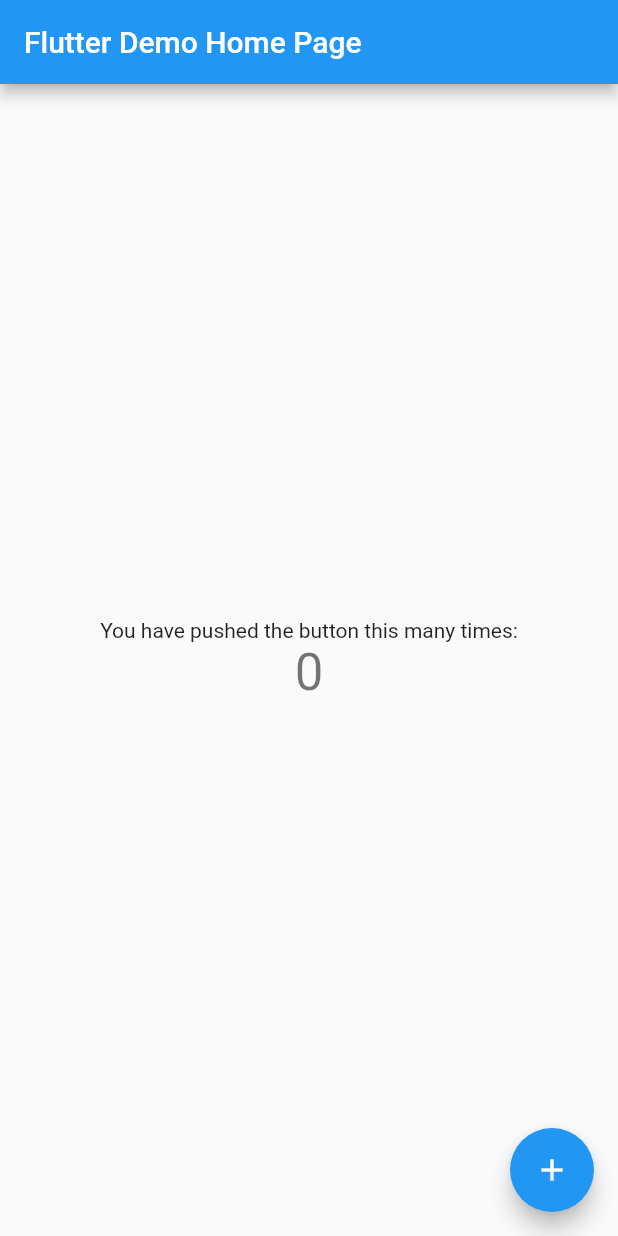
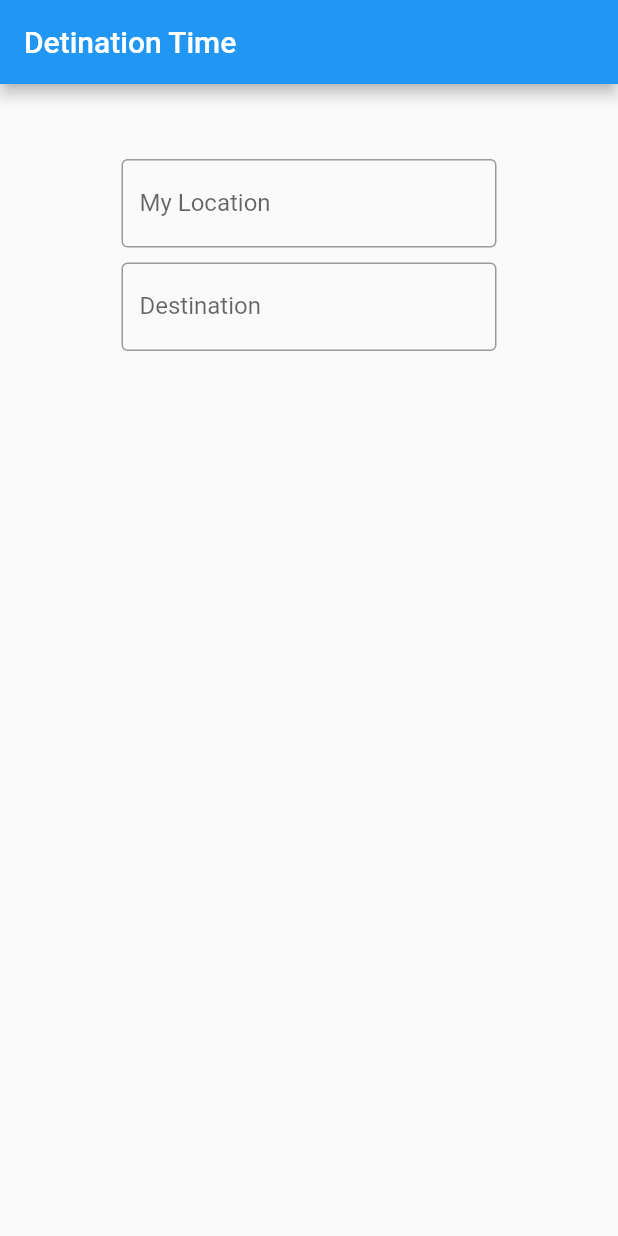
Before and after one commit to AndrewLiu0/train_stat, a Flutter app: the screen it shows after launch, on a phone screen of 412 x 824 dp. Run offline on Flutter 3.47's test engine with Material 2 defaults, Android fonts, the light colour scheme and no system bars.

Commit message:
Add inputs (need to coordinate on ouputs)

```diff
--- a/lib/main.dart
+++ b/lib/main.dart
@@ -1,115 +1,70 @@
 import 'package:flutter/material.dart';
 
 void main() {
-  runApp(const MyApp());
+  //runApp(const MyApp());
+  runApp(
+    TestApp()
+  );
 }
 
-class MyApp extends StatelessWidget {
-  const MyApp({super.key});
+// class TransitApp extends StatelessWidget{
+//   @override
+//   Widget build(BuildContext build){
+//     return ; // return the completed widget
+//   }
+// }
 
-  // This widget is the root of your application.
+// ignore: must_be_immutable whatever that means
+class GetInputs extends StatelessWidget{
+
+  String purpose;
+  GetInputs(this.purpose, {super.key});//used super.key if I want it from parent class
+
+  TextEditingController textController = TextEditingController();
+
   @override
-  Widget build(BuildContext context) {
+  Widget build(BuildContext context){
+
+    return SizedBox(
+      width:250,
+      child: TextField(
+        obscureText: false,
+        decoration: InputDecoration(
+          border: OutlineInputBorder(),
+          labelText: purpose
+        )
+      )
+    );
+  }
+
+  String getInput(){
+    return textController.text;
+  }
+
+}
+
+
+
+class TestApp extends StatelessWidget{
+  const TestApp({super.key});
+
+  @override
+  Widget build(BuildContext context){
     return MaterialApp(
-      title: 'Flutter Demo',
-      theme: ThemeData(
-        // This is the theme of your application.
-        //
-        // Try running your application with "flutter run". You'll see the
-        // application has a blue toolbar. Then, without quitting the app, try
-        // changing the primarySwatch below to Colors.green and then invoke
-        // "hot reload" (press "r" in the console where you ran "flutter run",
-        // or simply save your changes to "hot reload" in a Flutter IDE).
-        // Notice that the counter didn't reset back to zero; the application
-        // is not restarted.
-        primarySwatch: Colors.blue,
-      ),
-      home: const MyHomePage(title: 'Flutter Demo Home Page'),
+      home: Scaffold(
+        appBar: AppBar(title: const Text('Detination Time')),
+        body: Center(
+          child:  Column(
+            children: [
+              SizedBox(height: 50),
+              GetInputs("My Location"),
+              SizedBox(height: 10),
+              GetInputs("Destination")
+            ]
+          )
+
+        )
+      )
     );
   }
 }
-
-class MyHomePage extends StatefulWidget {
-  const MyHomePage({super.key, required this.title});
-
-  // This widget is the home page of your application. It is stateful, meaning
-  // that it has a State object (defined below) that contains fields that affect
-  // how it looks.
-
-  // This class is the configuration for the state. It holds the values (in this
-  // case the title) provided by the parent (in this case the App widget) and
-  // used by the build method of the State. Fields in a Widget subclass are
-  // always marked "final".
-
-  final String title;
-
-  @override
-  State<MyHomePage> createState() => _MyHomePageState();
-}
-
-class _MyHomePageState extends State<MyHomePage> {
-  int _counter = 0;
-
-  void _incrementCounter() {
-    setState(() {
-      // This call to setState tells the Flutter framework that something has
-      // changed in this State, which causes it to rerun the build method below
-      // so that the display can reflect the updated values. If we changed
-      // _counter without calling setState(), then the build method would not be
-      // called again, and so nothing would appear to happen.
-      _counter++;
-    });
-  }
-
-  @override
-  Widget build(BuildContext context) {
-    // This method is rerun every time setState is called, for instance as done
-    // by the _incrementCounter method above.
-    //
-    // The Flutter framework has been optimized to make rerunning build methods
-    // fast, so that you can just rebuild anything that needs updating rather
-    // than having to individually change instances of widgets.
-    return Scaffold(
-      appBar: AppBar(
-        // Here we take the value from the MyHomePage object that was created by
-        // the App.build method, and use it to set our appbar title.
-        title: Text(widget.title),
-      ),
-      body: Center(
-        // Center is a layout widget. It takes a single child and positions it
-        // in the middle of the parent.
-        child: Column(
-          // Column is also a layout widget. It takes a list of children and
-          // arranges them vertically. By default, it sizes itself to fit its
-          // children horizontally, and tries to be as tall as its parent.
-          //
-          // Invoke "debug painting" (press "p" in the console, choose the
-          // "Toggle Debug Paint" action from the Flutter Inspector in Android
-          // Studio, or the "Toggle Debug Paint" command in Visual Studio Code)
-          // to see the wireframe for each widget.
-          //
-          // Column has various properties to control how it sizes itself and
-          // how it positions its children. Here we use mainAxisAlignment to
-          // center the children vertically; the main axis here is the vertical
-          // axis because Columns are vertical (the cross axis would be
-          // horizontal).
-          mainAxisAlignment: MainAxisAlignment.center,
-          children: <Widget>[
-            const Text(
-              'You have pushed the button this many times:',
-            ),
-            Text(
-              '$_counter',
-              style: Theme.of(context).textTheme.headlineMedium,
-            ),
-          ],
-        ),
-      ),
-      floatingActionButton: FloatingActionButton(
-        onPressed: _incrementCounter,
-        tooltip: 'Increment',
-        child: const Icon(Icons.add),
-      ), // This trailing comma makes auto-formatting nicer for build methods.
-    );
-  }
-}
```
Also changed, not shown: 222 other files.
